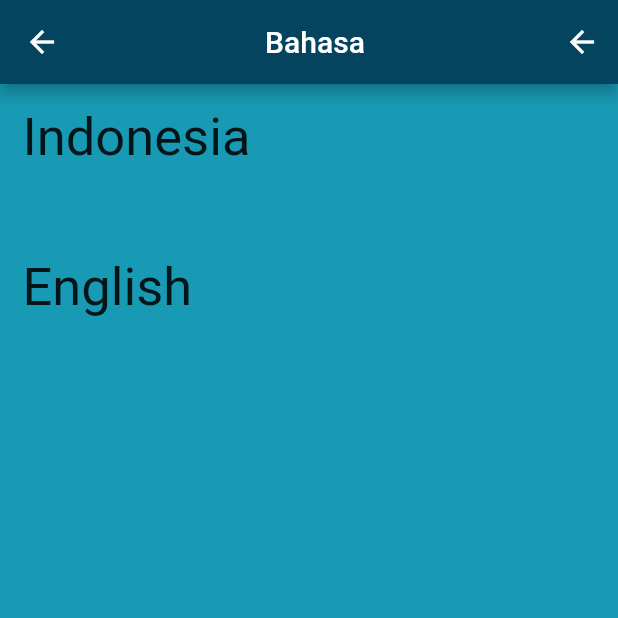
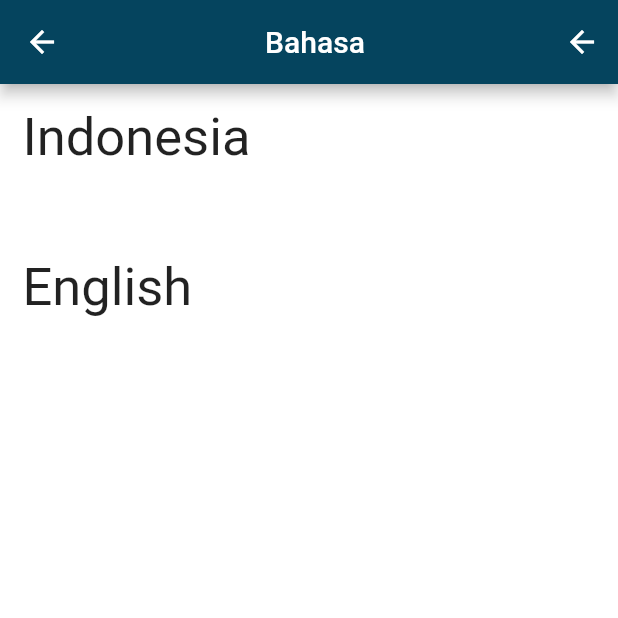
Before and after one commit to jiwatmikapratama/gabung_uts, a Flutter app: the Pengaturan screen opened directly, after a tap on "Pilih Bahasa", on a phone screen of 412 x 824 dp, the top half of it. Run offline on Flutter 3.47's test engine with Material 2 defaults, Android fonts, the light colour scheme and no system bars.

Commit message:
Memperbaiki Error pada Warna

```diff
--- a/lib/pages/pengaturan.dart
+++ b/lib/pages/pengaturan.dart
@@ -27,7 +27,9 @@ class Pengaturan extends StatelessWidget {
               style: TextStyle(color: Colors.white),
             ),
           )),
-      body: Column(
+      body: Container(
+        color: Colors.white,
+        child: Column(
         children: [
           InkWell(
             onTap: () {
@@ -39,7 +41,7 @@ class Pengaturan extends StatelessWidget {
             child: Container(
               height: 100,
               width: 600,
-              //color: Colors.black,
+
               padding: EdgeInsets.all(15.0),
               child: Text(
                 "Pilih Bahasa",
@@ -49,6 +51,8 @@ class Pengaturan extends StatelessWidget {
           )
         ],
       ),
+      ),
+
     );
   }
 }
--- a/lib/pages/pengaturan_bahasa.dart
+++ b/lib/pages/pengaturan_bahasa.dart
@@ -24,7 +24,9 @@ class PengaturanBahasa extends StatelessWidget {
               style: TextStyle(color: Colors.white),
             ),
           )),
-      body: Column(
+      body: Container(
+        color: Colors.white,
+        child: Column(
           children: [
             Container(
               height: 100,
@@ -48,6 +50,7 @@ class PengaturanBahasa extends StatelessWidget {
             ),
           ],
         ),
+      ),
     );
   }
 }
--- a/lib/pages/riwayat.dart
+++ b/lib/pages/riwayat.dart
@@ -10,6 +10,7 @@ class Riwayat extends StatelessWidget {
   Widget build(BuildContext context) {
     return Scaffold(
         body: Container(
+          color: Colors.white,
       width: double.infinity,
       height: double.infinity,
       child: Column(
```
Lines whose indentation alone changed are shown as unchanged.
